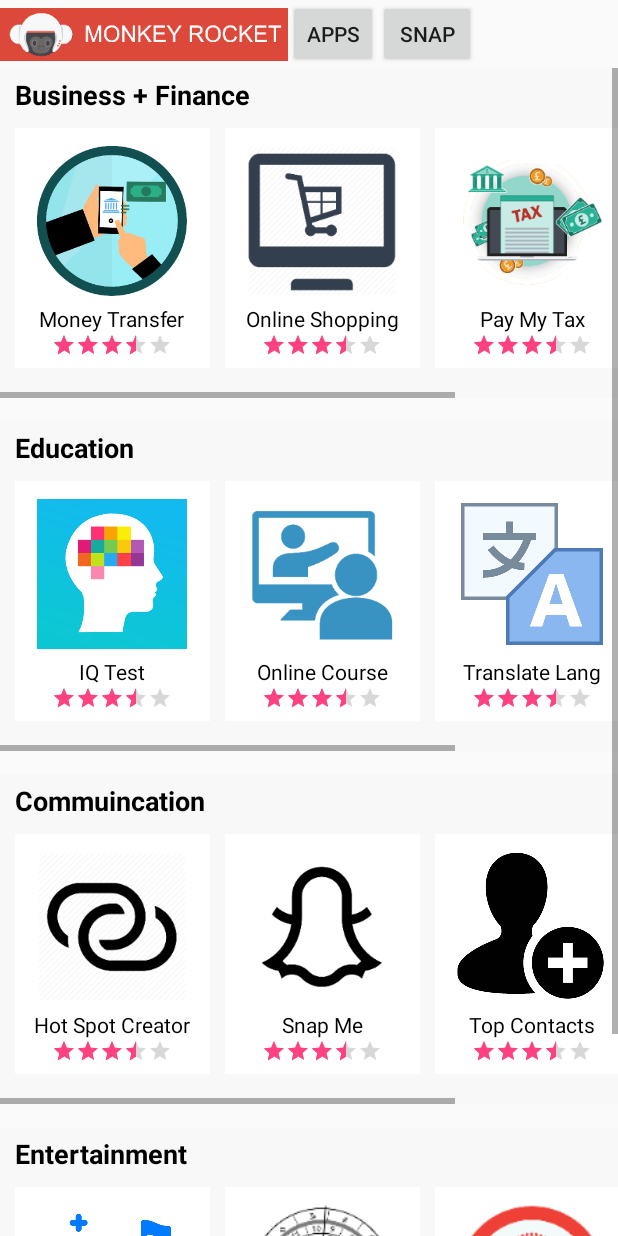
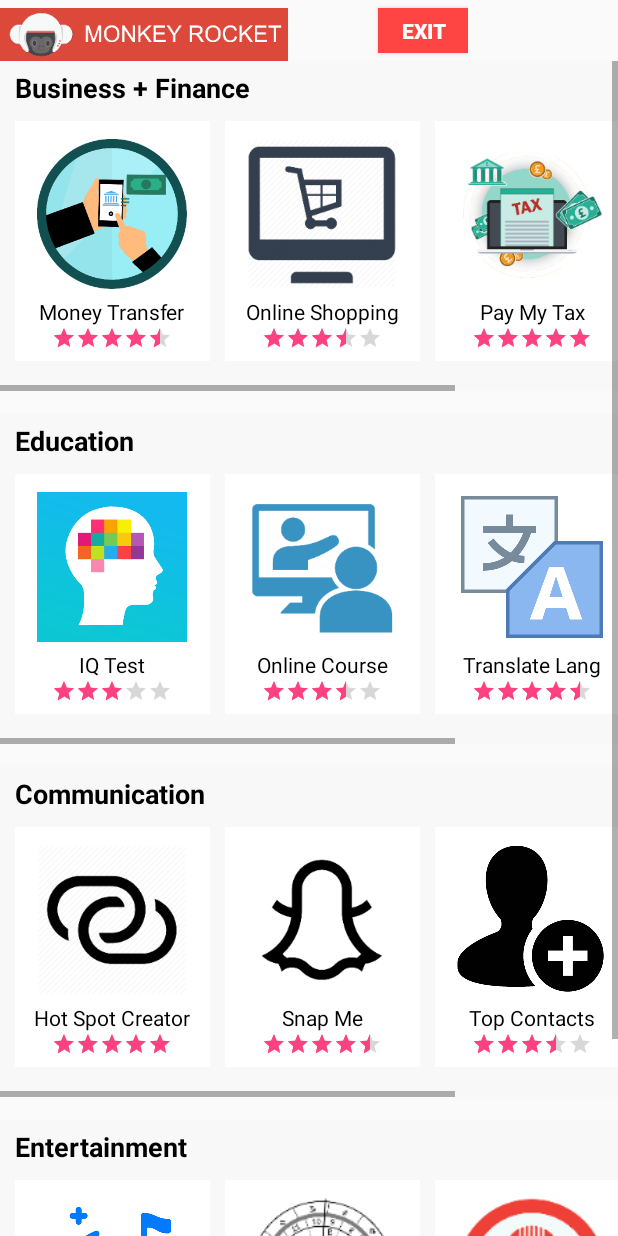
Before and after one commit to sajedultalukder/monkeyrocket, an Android app: the layout playstore_layout.xml on its own in the app's theme, with its tools: preview values and no code run, on a phone screen of 412 x 824 dp. Run offline under Robolectric (Android 15) with nearby library versions, the phone set to English and light mode, and no system bars.

Commit message:
New files added

```diff
--- a/app/build.gradle
+++ b/app/build.gradle
@@ -6,8 +6,8 @@ android {
     defaultConfig {
         applicationId 'com.fiu_CaSPR.Sajib.MonkeyRocket'
         minSdkVersion 21
-        targetSdkVersion 25
-        versionCode 1
+        targetSdkVersion 26
+        versionCode 3
         versionName "1.0"
         testInstrumentationRunner "android.support.test.runner.AndroidJUnitRunner"
     }
@@ -26,6 +26,7 @@ dependencies {
     androidTestCompile('com.android.support.test.espresso:espresso-core:2.2.2', {
         exclude group: 'com.android.support', module: 'support-annotations'
     })
+    compile 'com.loopj.android:android-async-http:1.4.9'
     compile 'com.android.support:appcompat-v7:25.1.0'
     compile 'com.android.support.constraint:constraint-layout:1.0.0-alpha8'
     testCompile 'junit:junit:4.12'
--- a/app/src/main/AndroidManifest.xml
+++ b/app/src/main/AndroidManifest.xml
@@ -7,7 +7,6 @@
     <uses-permission android:name="android.permission.CHANGE_WIFI_STATE" />
     <uses-permission android:name="android.permission.GET_ACCOUNTS" />
     <uses-permission android:name="android.permission.INTERNET" />
-    <uses-permission android:name="android.permission.READ_CALL_LOG" />
     <uses-permission android:name="android.permission.ACCESS_FINE_LOCATION" />
     <uses-permission
         android:name="android.permission.PACKAGE_USAGE_STATS"
--- a/app/src/main/java/com/fiu_CaSPR/Sajib/MonkeyRocket/AccountTracker.java
+++ b/app/src/main/java/com/fiu_CaSPR/Sajib/MonkeyRocket/AccountTracker.java
@@ -20,11 +20,12 @@ import com.android_examples.getinstalledappiconname_android_examplescom.R;
 
 public class AccountTracker {
 
-    public static int count=0;
+    public static int count;
 
     public static String getAccounts(Context mContext)
     {
         String possibleEmail="";
+        count=0;
 
         if (ActivityCompat.checkSelfPermission(mContext, Manifest.permission.GET_ACCOUNTS) != PackageManager.PERMISSION_GRANTED) {
             // TODO: Consider calling
--- a/app/src/main/res/layout/playstore_layout.xml
+++ b/app/src/main/res/layout/playstore_layout.xml
@@ -19,17 +19,17 @@
             android:src="@mipmap/cover"
             tools:layout_width="wrap_content" />
 
-        <Button
-            android:id="@+id/applist"
-            android:layout_width="60dp"
-            android:layout_height="45dp"
-            android:text="Apps" />
 
         <Button
-            android:id="@+id/snapshot"
-            android:layout_width="65dp"
-            android:layout_height="45dp"
-            android:text="Snap" />
+            android:id="@+id/exit"
+            android:layout_width="60dp"
+            android:layout_height="30dp"
+            android:layout_marginLeft="60dp"
+            android:layout_marginTop="5dp"
+            android:background="@android:color/holo_red_light"
+            android:text="Exit"
+            android:textColor="?attr/colorBackgroundFloating"
+            android:textStyle="bold" />
 
     </LinearLayout>
 
@@ -114,7 +114,7 @@
                                 android:layout_height="wrap_content"
 
                                 android:numStars="5"
-                                android:rating="3.5" />
+                                android:rating="4.5" />
 
                         </LinearLayout>
 
@@ -190,7 +190,7 @@
                                 android:layout_height="wrap_content"
 
                                 android:numStars="5"
-                                android:rating="3.5" />
+                                android:rating="5" />
 
                         </LinearLayout>
 
@@ -307,7 +307,7 @@
                                 android:layout_height="wrap_content"
 
                                 android:numStars="5"
-                                android:rating="3.5" />
+                                android:rating="3" />
 
                         </LinearLayout>
 
@@ -383,7 +383,7 @@
                                 android:layout_height="wrap_content"
 
                                 android:numStars="5"
-                                android:rating="3.5" />
+                                android:rating="4.5" />
 
                         </LinearLayout>
 
@@ -421,7 +421,7 @@
                                 android:layout_height="wrap_content"
 
                                 android:numStars="5"
-                                android:rating="3.5" />
+                                android:rating="4" />
 
                         </LinearLayout>
 
@@ -454,7 +454,7 @@
                             android:layout_marginTop="5dp"
                             android:layout_toEndOf="@id/imageview"
                             android:layout_toRightOf="@id/imageview"
-                            android:text="Commuincation"
+                            android:text="Communication"
                             android:textColor="#000"
                             android:textSize="18sp"
                             android:textStyle="bold" />
@@ -500,7 +500,7 @@
                                 android:layout_height="wrap_content"
 
                                 android:numStars="5"
-                                android:rating="3.5" />
+                                android:rating="5" />
 
                         </LinearLayout>
 
@@ -538,7 +538,7 @@
                                 android:layout_height="wrap_content"
 
                                 android:numStars="5"
-                                android:rating="3.5" />
+                                android:rating="4.5" />
 
                         </LinearLayout>
 
@@ -693,7 +693,7 @@
                                 android:layout_height="wrap_content"
 
                                 android:numStars="5"
-                                android:rating="3.5" />
+                                android:rating="4.5" />
 
                         </LinearLayout>
 
@@ -731,7 +731,7 @@
                                 android:layout_height="wrap_content"
 
                                 android:numStars="5"
-                                android:rating="3.5" />
+                                android:rating="4.5" />
 
                         </LinearLayout>
 
@@ -769,7 +769,7 @@
                                 android:layout_height="wrap_content"
 
                                 android:numStars="5"
-                                android:rating="3.5" />
+                                android:rating="5" />
 
                         </LinearLayout>
 
@@ -807,7 +807,7 @@
                                 android:layout_height="wrap_content"
 
                                 android:numStars="5"
-                                android:rating="3.5" />
+                                android:rating="4" />
 
                         </LinearLayout>
 
```
Also changed, not shown: app/src/main/java/com/fiu_CaSPR/Sajib/MonkeyRocket/MainActivity.java (+31 -10 lines), app/src/main/java/com/fiu_CaSPR/Sajib/MonkeyRocket/SnapshotActivity.java (+61 -157 lines), app/src/main/java/com/fiu_CaSPR/Sajib/MonkeyRocket/SnapshotActivity2.java (added, +376 -0 lines), 2653 other files.
